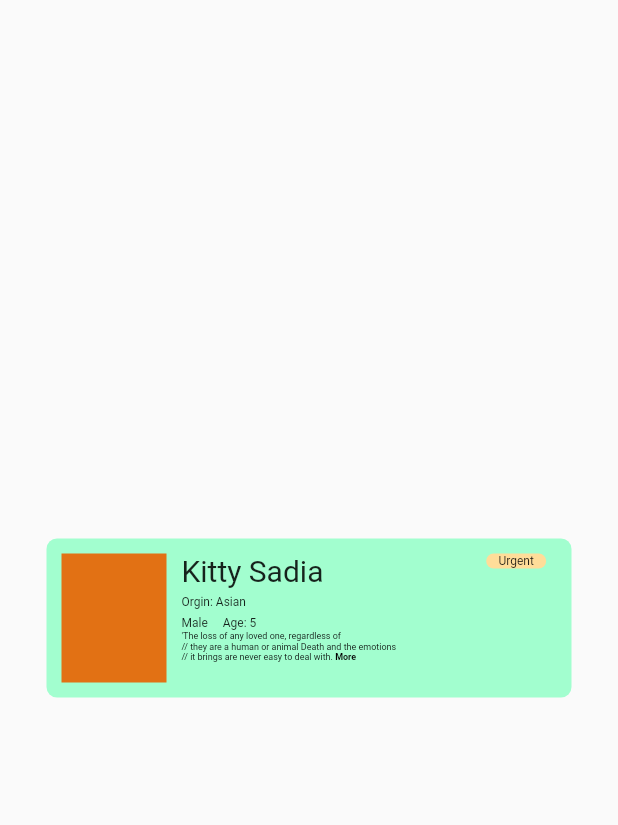
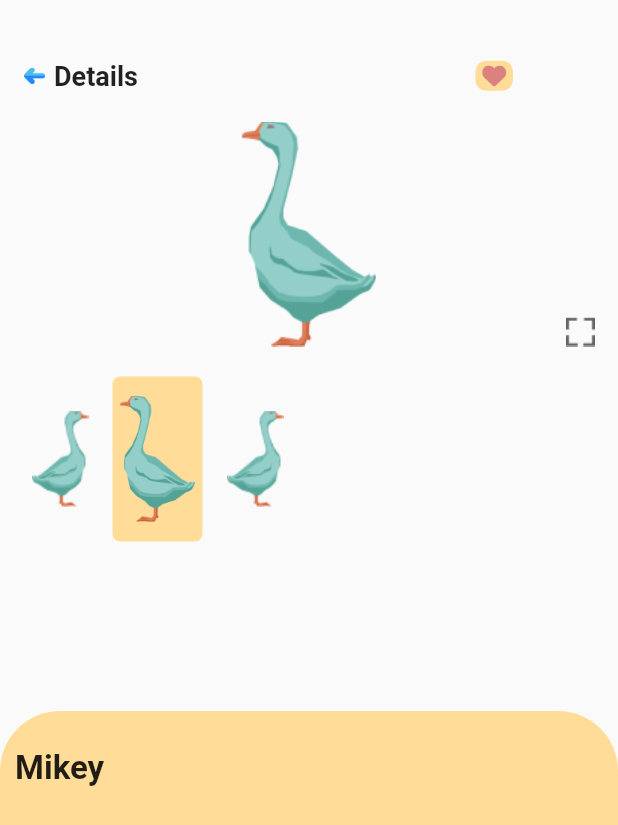
Before and after one commit to IshrakKhalil/Adopt-Box, a Flutter app: the screen it shows after launch, on a phone screen of 412 x 824 dp. Shown: the top 825 px of the screen. Run offline on Flutter 3.47's test engine with Material 2 defaults, Android fonts, the phone set to English and light mode, and no system bars; our stand-ins replace flutter_svg.

Commit message:
Box -Style

```diff
--- /dev/null
+++ b/lib/details_screen.dart
@@ -0,0 +1,152 @@
+// ignore_for_file: camel_case_types, prefer_const_constructors, prefer_const_literals_to_create_immutables
+
+import 'package:flutter/material.dart';
+import 'package:flutter_svg/svg.dart';
+
+class Details_Screen extends StatelessWidget {
+  static const String detail = "Details_Screen";
+  const Details_Screen({Key? key}) : super(key: key);
+
+  @override
+  Widget build(BuildContext context) {
+    return Scaffold(
+      body: Stack(
+        alignment: Alignment.bottomCenter,
+        children: [
+          Container(
+            width: double.maxFinite,
+            height: 350,
+            decoration: BoxDecoration(
+              color: Color(0xffFFDD99),
+              borderRadius: BorderRadius.only(
+                topLeft: Radius.circular(40),
+                topRight: Radius.circular(40),
+              ),
+            ),
+            child: Padding(
+              padding: const EdgeInsets.only(
+                top: 25,
+                right: 85,
+                left: 10,
+              ),
+              child: Column(
+                crossAxisAlignment: CrossAxisAlignment.start,
+                children: [
+                  Text(
+                    "Mikey",
+                    style: TextStyle(
+                      fontSize: 22,
+                      fontWeight: FontWeight.bold,
+                    ),
+                  ),
+                ],
+              ),
+            ),
+          ),
+          Padding(
+            padding: const EdgeInsets.only(top: 40, left: 15, right: 15),
+            child: Column(
+              crossAxisAlignment: CrossAxisAlignment.start,
+              children: [
+                Row(
+                  children: [
+                    Image.asset(
+                      "assets/icon/Arrow Back.png",
+                      width: 16,
+                      height: 11,
+                    ),
+                    SizedBox(
+                      width: 5,
+                    ),
+                    Text(
+                      "Details",
+                      style: TextStyle(
+                        fontSize: 18,
+                        fontWeight: FontWeight.bold,
+                      ),
+                    ),
+                    SizedBox(
+                      width: 225,
+                    ),
+                    Container(
+                      height: 20,
+                      width: 25,
+                      decoration: BoxDecoration(
+                        color: Color(0xffFFDD99),
+                        borderRadius: BorderRadius.circular(7),
+                      ),
+                      child: Padding(
+                        padding: const EdgeInsets.all(2.0),
+                        child: SvgPicture.asset(
+                          "assets/icon/heart.svg",
+                        ),
+                      ),
+                    ),
+                  ],
+                ),
+                SizedBox(
+                  height: 20,
+                ),
+                Stack(
+                  alignment: Alignment.bottomRight,
+                  children: [
+                    Image.asset(
+                      "assets/icon/full button.png",
+                      width: 20,
+                      height: 20,
+                    ),
+                    Center(
+                      child: Image.asset(
+                        "assets/icon/Duck 1.png",
+                        width: 100,
+                        height: 150,
+                      ),
+                    ),
+                  ],
+                ),
+                SizedBox(
+                  height: 20,
+                ),
+                Row(
+                  children: [
+                    Image.asset(
+                      "assets/icon/Duck 2.png",
+                      width: 50,
+                      height: 100,
+                    ),
+                    SizedBox(
+                      width: 10,
+                    ),
+                    Container(
+                      padding: EdgeInsets.all(5),
+                      decoration: BoxDecoration(
+                        color: Color(0xffFFDD99),
+                        borderRadius: BorderRadius.circular(5),
+                      ),
+                      child: Image.asset(
+                        "assets/icon/Duck 1.png",
+                        width: 50,
+                        height: 100,
+                      ),
+                    ),
+                    SizedBox(
+                      width: 10,
+                    ),
+                    Image.asset(
+                      "assets/icon/Duck 2.png",
+                      width: 50,
+                      height: 100,
+                    ),
+                  ],
+                ),
+                SizedBox(
+                  height: 20,
+                ),
+              ],
+            ),
+          ),
+        ],
+      ),
+    );
+  }
+}
--- a/lib/main.dart
+++ b/lib/main.dart
@@ -1,5 +1,6 @@
 // ignore_for_file: prefer_const_constructors
 
+import 'package:abopt_box/details_screen.dart';
 import 'package:abopt_box/homepage_box.dart';
 import 'package:abopt_box/urgent_post.dart';
 import 'package:flutter/material.dart';
@@ -16,10 +17,12 @@ class Myapp extends StatelessWidget {
     return MaterialApp(
       debugShowCheckedModeBanner: false,
       //initialRoute: HomePage_Box.home,
-      initialRoute: UrgentPost_Box.urgent,
+      //initialRoute: UrgentPost_Box.urgent,
+      initialRoute: Details_Screen.detail,
       routes: {
         HomePage_Box.home: (context) => HomePage_Box(),
         UrgentPost_Box.urgent: (context) => UrgentPost_Box(),
+        Details_Screen.detail: (context) => Details_Screen(),
       },
     );
   }
--- a/lib/urgent_post.dart
+++ b/lib/urgent_post.dart
@@ -1,7 +1,6 @@
 // ignore_for_file: camel_case_types, prefer_const_constructors, prefer_const_literals_to_create_immutables
 
 import 'package:flutter/material.dart';
-import 'package:flutter_svg/svg.dart';
 
 class UrgentPost_Box extends StatelessWidget {
   static const String urgent = "UrgentPost_Box";
```
Also changed, not shown: assets/icon/Arrow Back.png (added), assets/icon/Duck 1.png (added), assets/icon/Duck 2.png (added), assets/icon/full button.png (added).
